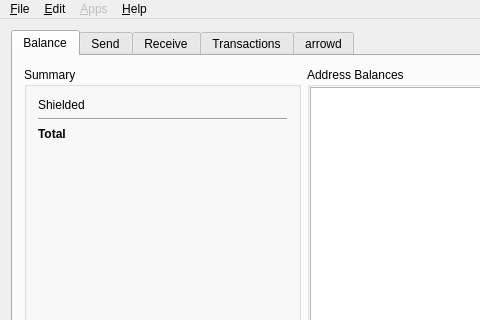
Above: src/mainwindow.ui from Arrowchain/zecwallet before the change; both pictures show x 0 to 480 and y 0 to 320 of the 968 by 616 pixel window. Below: the same form after it.
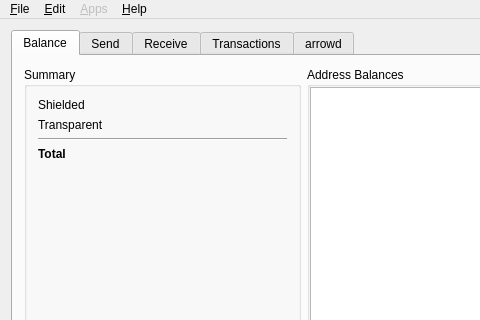
That is the form after the change. The open tabs and pages were chosen to show the change. Icons and pictures are not drawn. Custom widgets are drawn as their Qt base class.

```diff
--- a/src/mainwindow.ui
+++ b/src/mainwindow.ui
@@ -76,7 +76,31 @@
                 </layout>
                </item>
                <item>
-                <layout class="QHBoxLayout" name="horizontalLayout_2"/>
+                <layout class="QHBoxLayout" name="horizontalLayout_2">
+                 <item>
+                  <widget class="QLabel" name="labelTransparent">
+                   <property name="sizePolicy">
+                    <sizepolicy hsizetype="Minimum" vsizetype="Preferred">
+                     <horstretch>0</horstretch>
+                     <verstretch>0</verstretch>
+                    </sizepolicy>
+                   </property>
+                   <property name="text">
+                    <string>Transparent</string>
+                   </property>
+                  </widget>
+                 </item>
+                 <item>
+                  <widget class="QLabel" name="balTransparent">
+                   <property name="text">
+                    <string/>
+                   </property>
+                   <property name="alignment">
+                    <set>Qt::AlignRight|Qt::AlignTrailing|Qt::AlignVCenter</set>
+                   </property>
+                  </widget>
+                 </item>
+                </layout>
                </item>
                <item>
                 <widget class="Line" name="line">
```
Left out of the diff: 2 changed lines with no effect on the pictures.
